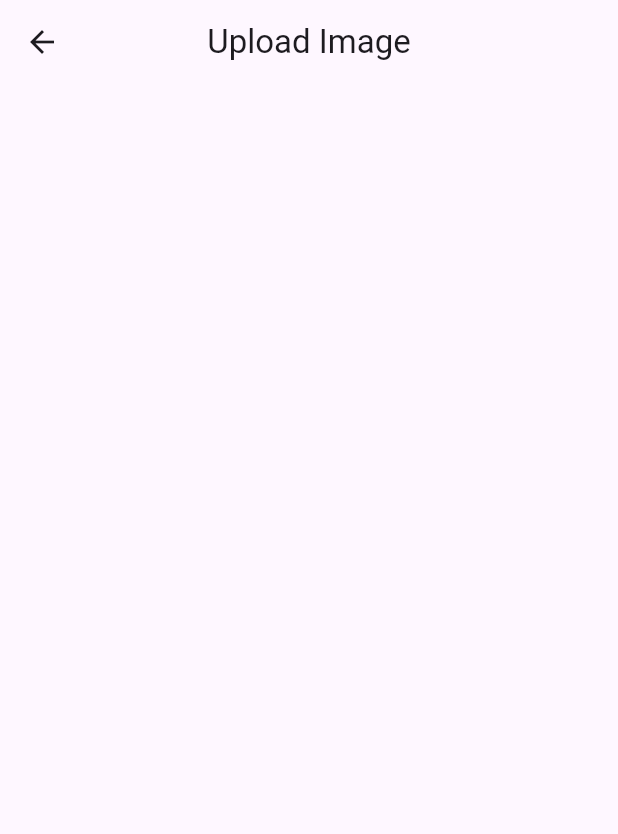
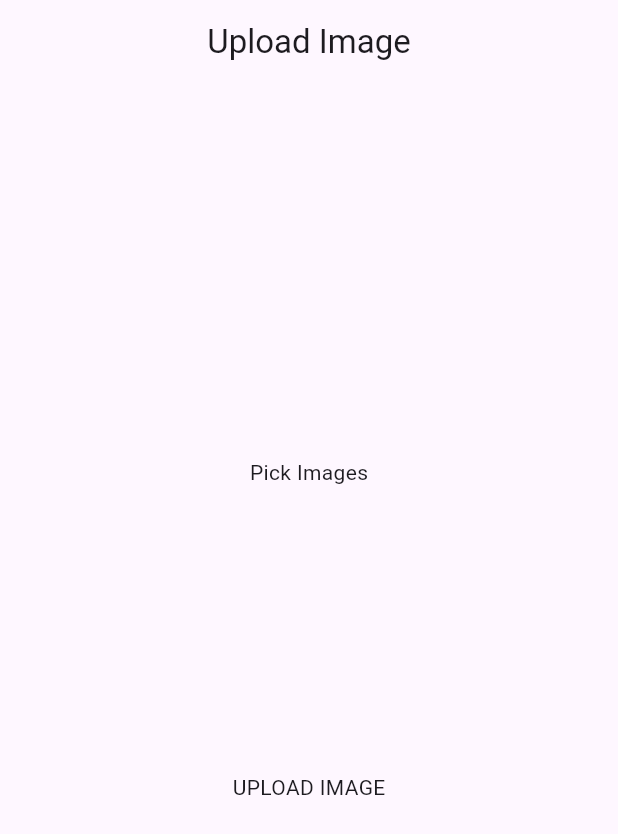
Before and after one commit to Pankaj1415/Flutter-API-Tutorial, a Flutter app: the UploadImageScreen screen opened directly, on a phone screen of 412 x 824 dp. Shown: the top 834 px of the screen. Run offline on Flutter 3.47's test engine with Material 3 defaults, Android fonts, the phone set to English and light mode, and no system bars; drawn by our look-alikes of modal_progress_hud_nsn; our stand-ins replace image_picker.

Commit message:
upload image to server

```diff
--- a/lib/main.dart
+++ b/lib/main.dart
@@ -1,5 +1,6 @@
 import 'package:apitutorial/example_five.dart';
 import 'package:apitutorial/signup.dart';
+import 'package:apitutorial/upload_image.dart';
 import 'package:flutter/material.dart';
 
 void main() {
@@ -13,12 +14,13 @@ class MyApp extends StatelessWidget {
   @override
   Widget build(BuildContext context) {
     return MaterialApp(
+      debugShowCheckedModeBanner: false,
       title: 'Flutter Demo',
       theme: ThemeData(
         colorScheme: ColorScheme.fromSeed(seedColor: Colors.deepPurple),
         useMaterial3: true,
       ),
-      home: const SignUpScreen(),
+      home: const UploadImageScreen(),
     );
   }
 }
--- a/lib/upload_image.dart
+++ b/lib/upload_image.dart
@@ -1,5 +1,9 @@
+import 'dart:io';
+
 import 'package:flutter/material.dart';
 import 'package:http/http.dart' as http;
+import 'package:image_picker/image_picker.dart';
+import 'package:modal_progress_hud_nsn/modal_progress_hud_nsn.dart';
 
 class UploadImageScreen extends StatefulWidget {
   const UploadImageScreen({super.key});
@@ -9,9 +13,63 @@ class UploadImageScreen extends StatefulWidget {
 }
 
 class _UploadImageScreenState extends State<UploadImageScreen> {
+  File? image;
+  final _picker = ImagePicker();
+
+  bool showSpinner = false;
+
+  Future getImage() async {
+    final pickedFile =
+        await _picker.pickImage(source: ImageSource.gallery, imageQuality: 80);
+    if (pickedFile != null) {
+      image = File(pickedFile.path);
+      setState(() {});
+    } else {
+      print('no image selected');
+    }
+  }
+
+  Future<void> uploadImage() async {
+    setState(() {
+      showSpinner = true;
+    });
+
+    var stream = http.ByteStream(image!.openRead());
+    stream.cast();
+
+    var length = await image!.length();
+
+    var uri = Uri.parse('https://fakestoreapi.com/products');
+
+    var request = http.MultipartRequest('POST', uri);
+
+    request.fields['title'] = "Static title";
+
+    var multipart = http.MultipartFile('image', stream, length);
+
+    request.files.add(multipart);
+
+    var response = await request.send();
+
+    print(response.stream.toString());
+    if (response.statusCode == 200) {
+      setState(() {
+        showSpinner = false;
+      });
+      print('image uploaded');
+    } else {
+      print('failed');
+      setState(() {
+        showSpinner = false;
+      });
+    }
+  }
+
   @override
   Widget build(BuildContext context) {
-    return Scaffold(
+    return ModalProgressHUD(
+      inAsyncCall: showSpinner,
+      child: Scaffold(
         appBar: AppBar(
           centerTitle: true,
           title: Text("Upload Image"),
@@ -19,7 +77,40 @@ class _UploadImageScreenState extends State<UploadImageScreen> {
         body: Column(
           mainAxisAlignment: MainAxisAlignment.center,
           crossAxisAlignment: CrossAxisAlignment.center,
-        children: [],
+          children: [
+            GestureDetector(
+              onTap: () {
+                getImage();
+              },
+              child: Container(
+                child: image == null
+                    ? Center(child: Text("Pick Images"))
+                    : Container(
+                        child: Center(
+                          child: Image.file(
+                            File(image!.path).absolute,
+                            height: 100,
+                            width: 100,
+                            fit: BoxFit.cover,
+                          ),
+                        ),
+                      ),
+              ),
+            ),
+            SizedBox(
+              height: 150,
+            ),
+            GestureDetector(
+              onTap: () {
+                uploadImage();
+              },
+              child: Container(
+                height: 100,
+                child: Center(child: Text("UPLOAD IMAGE")),
+              ),
+            )
+          ],
+        ),
       ),
     );
   }
--- a/pubspec.yaml
+++ b/pubspec.yaml
@@ -37,6 +37,7 @@ dependencies:
   cupertino_icons: ^1.0.8
   http: ^1.2.2
   modal_progress_hud_nsn: ^0.5.1
+  image_picker: ^1.1.2
 
 dev_dependencies:
   flutter_test:
```
Also changed, not shown: pubspec.lock, 1 other file. Lines whose indentation alone changed are shown as unchanged.
